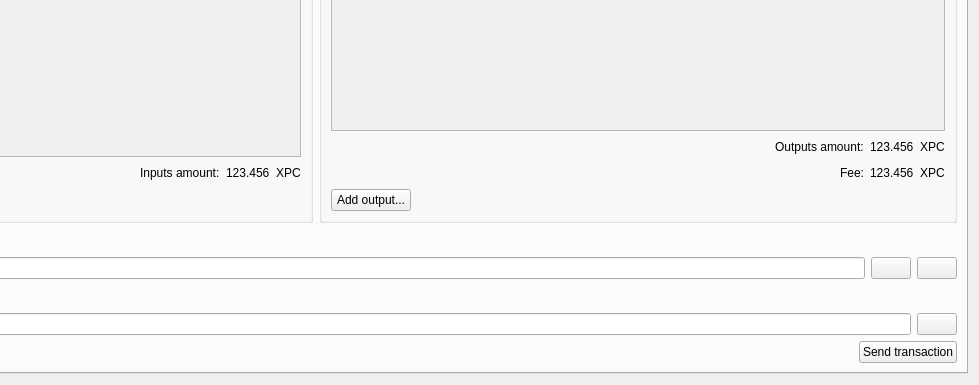
Before: the Qt Designer form src/qt/forms/multisigdialog.ui in peercoin/peercoin, drawn with Qt 5; both pictures show x 348 to 1327 and y 210 to 595 of the 1327 by 595 pixel window.
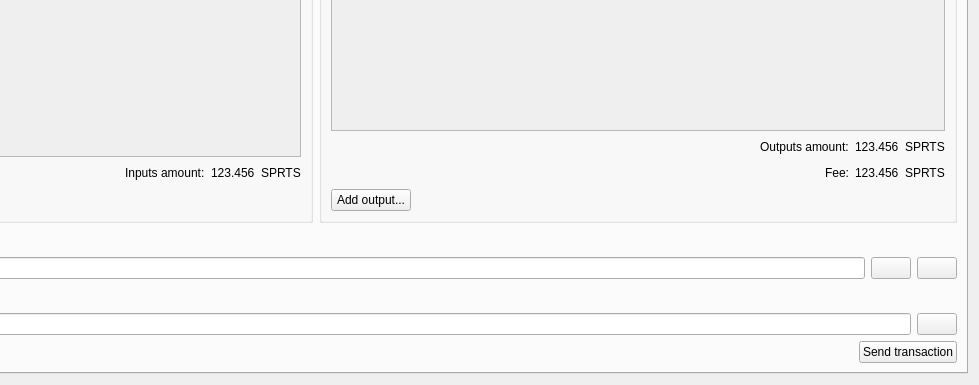
After: the same form once the commit is applied. The open tabs and pages were chosen to show the change. Icons and pictures are not drawn.

Diff of the .ui file:
```diff
--- a/src/qt/forms/multisigdialog.ui
+++ b/src/qt/forms/multisigdialog.ui
@@ -399,7 +399,7 @@
                 <item>
                  <widget class="QLabel" name="label">
                   <property name="text">
-                   <string>XPC</string>
+                   <string>SPRTS</string>
                   </property>
                  </widget>
                 </item>
@@ -518,7 +518,7 @@
                 <item>
                  <widget class="QLabel" name="label_2">
                   <property name="text">
-                   <string>XPC</string>
+                   <string>SPRTS</string>
                   </property>
                  </widget>
                 </item>
@@ -556,7 +556,7 @@
                 <item>
                  <widget class="QLabel" name="label_3">
                   <property name="text">
-                   <string>XPC</string>
+                   <string>SPRTS</string>
                   </property>
                  </widget>
                 </item>
```
